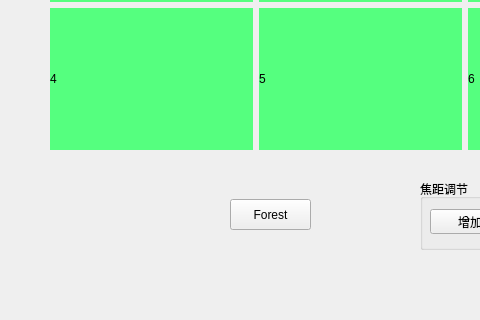
Before: the Qt Designer form mainwindow.ui in SeekScenery/ForestFireCS, drawn with Qt 5; both pictures show x 0 to 480 and y 191 to 511 of the 690 by 511 pixel window.
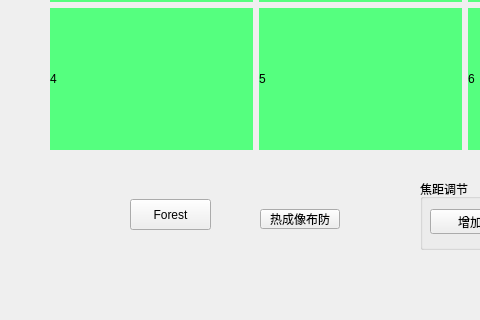
After: the same form once the commit is applied.

Commit message: zhaoyan-热成像

```diff
--- a/mainwindow.ui
+++ b/mainwindow.ui
@@ -17,7 +17,7 @@
    <widget class="QPushButton" name="pushButton">
     <property name="geometry">
      <rect>
-      <x>230</x>
+      <x>130</x>
       <y>390</y>
       <width>81</width>
       <height>31</height>
@@ -66,7 +66,7 @@
      </property>
     </widget>
    </widget>
-   <widget class="QWidget" name="">
+   <widget class="QWidget" name="layoutWidget">
     <property name="geometry">
      <rect>
       <x>50</x>
@@ -720,6 +720,19 @@
      </item>
     </layout>
    </widget>
+   <widget class="QPushButton" name="rechengxiang">
+    <property name="geometry">
+     <rect>
+      <x>260</x>
+      <y>400</y>
+      <width>80</width>
+      <height>20</height>
+     </rect>
+    </property>
+    <property name="text">
+     <string>热成像布防</string>
+    </property>
+   </widget>
   </widget>
   <widget class="QMenuBar" name="menubar">
    <property name="geometry">
```
Left out of the diff: 2 changed lines with no effect on the pictures. The commit also changes 9 other files.
